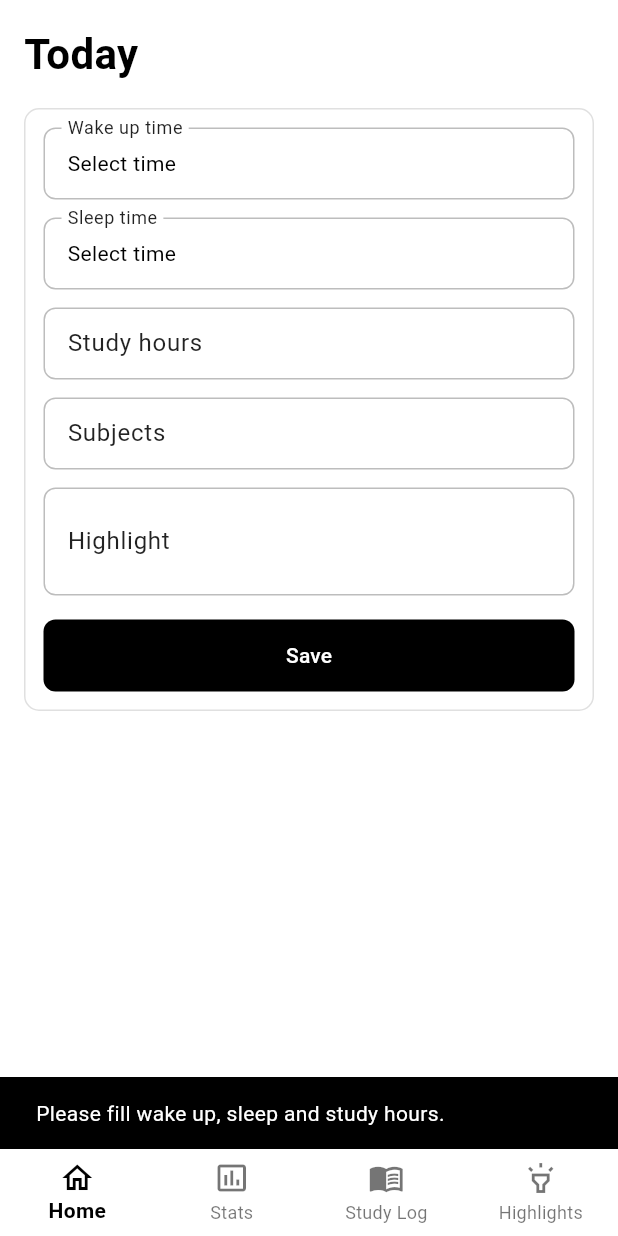
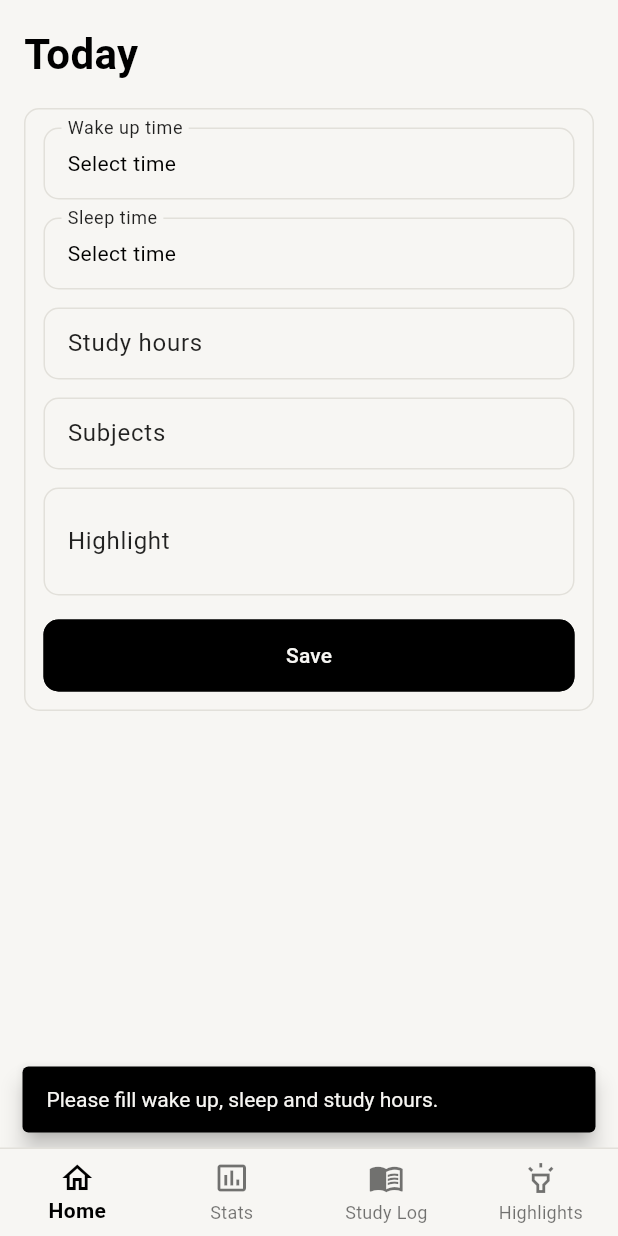
Before and after one commit to mondirdf/App, a Flutter app: the screen it shows after launch, after a tap on "Save", on a phone screen of 412 x 824 dp. Run offline on Flutter 3.47's test engine with Material 3 defaults, Android fonts, the phone set to English and light mode, and no system bars; our stand-ins replace shared_preferences.

```diff
--- a/lib/main.dart
+++ b/lib/main.dart
@@ -7,6 +7,7 @@ import 'screens/stats_screen.dart';
 import 'screens/study_screen.dart';
 import 'services/stats_service.dart';
 import 'services/storage_service.dart';
+import 'theme_constants.dart';
 
 void main() {
   runApp(const DailyTrackerApp());
@@ -18,27 +19,38 @@ class DailyTrackerApp extends StatelessWidget {
   @override
   Widget build(BuildContext context) {
     return MaterialApp(
-      title: 'Daily Tracker',
+      title: 'fday',
       debugShowCheckedModeBanner: false,
       theme: ThemeData(
-        scaffoldBackgroundColor: Colors.white,
+        scaffoldBackgroundColor: kBackgroundColor,
         colorScheme: const ColorScheme.light(
-          primary: Colors.black,
-          onPrimary: Colors.white,
-          surface: Colors.white,
-          onSurface: Colors.black,
+          primary: kPrimaryColor,
+          onPrimary: kBackgroundColor,
+          surface: kBackgroundColor,
+          onSurface: kPrimaryColor,
+          outline: kBorderColor,
         ),
         appBarTheme: const AppBarTheme(
           elevation: 0,
-          backgroundColor: Colors.white,
-          foregroundColor: Colors.black,
+          backgroundColor: kBackgroundColor,
+          foregroundColor: kPrimaryColor,
         ),
+        cardColor: kBackgroundColor,
+        dividerColor: kBorderColor,
+        splashFactory: NoSplash.splashFactory,
+        highlightColor: Colors.transparent,
         bottomNavigationBarTheme: const BottomNavigationBarThemeData(
-          backgroundColor: Colors.white,
-          selectedItemColor: Colors.black,
+          elevation: 0,
+          backgroundColor: kBackgroundColor,
+          selectedItemColor: kPrimaryColor,
           unselectedItemColor: Colors.black54,
           selectedLabelStyle: TextStyle(fontWeight: FontWeight.w600),
           type: BottomNavigationBarType.fixed,
+        ),
+        snackBarTheme: const SnackBarThemeData(
+          backgroundColor: kPrimaryColor,
+          contentTextStyle: TextStyle(color: kBackgroundColor),
+          behavior: SnackBarBehavior.floating,
         ),
         useMaterial3: true,
       ),
@@ -88,7 +100,11 @@ class _RootScreenState extends State<RootScreen> {
 
     return Scaffold(
       body: tabs[_currentTabIndex],
-      bottomNavigationBar: BottomNavigationBar(
+      bottomNavigationBar: Container(
+        decoration: const BoxDecoration(
+          border: Border(top: BorderSide(color: kBorderColor)),
+        ),
+        child: BottomNavigationBar(
           currentIndex: _currentTabIndex,
           onTap: (int index) {
             setState(() {
@@ -102,6 +118,7 @@ class _RootScreenState extends State<RootScreen> {
             BottomNavigationBarItem(icon: Icon(Icons.highlight_outlined), label: 'Highlights'),
           ],
         ),
+      ),
     );
   }
 }
--- a/lib/screens/home_screen.dart
+++ b/lib/screens/home_screen.dart
@@ -2,6 +2,7 @@ import 'package:flutter/material.dart';
 
 import '../models/day_entry.dart';
 import '../services/storage_service.dart';
+import '../theme_constants.dart';
 import '../widgets/simple_card.dart';
 
 class HomeScreen extends StatefulWidget {
@@ -37,7 +38,7 @@ class _HomeScreenState extends State<HomeScreen> {
   @override
   Widget build(BuildContext context) {
     return Scaffold(
-      backgroundColor: Colors.white,
+      backgroundColor: kBackgroundColor,
       body: SafeArea(
         child: Padding(
           padding: const EdgeInsets.all(16),
@@ -48,7 +49,7 @@ class _HomeScreenState extends State<HomeScreen> {
                 style: TextStyle(
                   fontSize: 28,
                   fontWeight: FontWeight.w600,
-                  color: Colors.black,
+                  color: kPrimaryColor,
                 ),
               ),
               const SizedBox(height: 16),
@@ -90,11 +91,13 @@ class _HomeScreenState extends State<HomeScreen> {
                       child: ElevatedButton(
                         style: ElevatedButton.styleFrom(
                           elevation: 0,
-                          backgroundColor: Colors.black,
-                          foregroundColor: Colors.white,
+                          shadowColor: Colors.transparent,
+                          backgroundColor: kPrimaryColor,
+                          foregroundColor: kBackgroundColor,
                           padding: const EdgeInsets.symmetric(vertical: 14),
                           shape: RoundedRectangleBorder(
-                            borderRadius: BorderRadius.circular(8),
+                            side: const BorderSide(color: kPrimaryColor),
+                            borderRadius: BorderRadius.circular(kCornerRadius),
                           ),
                         ),
                         onPressed: _saveEntry,
@@ -117,12 +120,13 @@ class _HomeScreenState extends State<HomeScreen> {
     required VoidCallback onTap,
   }) {
     return InkWell(
+      borderRadius: BorderRadius.circular(kCornerRadius),
       onTap: onTap,
       child: InputDecorator(
         decoration: _inputDecoration(label),
         child: Text(
           selected == null ? 'Select time' : selected.format(context),
-          style: const TextStyle(color: Colors.black),
+          style: const TextStyle(color: kPrimaryColor),
         ),
       ),
     );
@@ -132,13 +136,15 @@ class _HomeScreenState extends State<HomeScreen> {
     return InputDecoration(
       labelText: label,
       labelStyle: const TextStyle(color: Colors.black87),
+      filled: true,
+      fillColor: kBackgroundColor,
       enabledBorder: OutlineInputBorder(
-        borderSide: const BorderSide(color: Colors.black26),
-        borderRadius: BorderRadius.circular(8),
+        borderSide: const BorderSide(color: kBorderColor),
+        borderRadius: BorderRadius.circular(kCornerRadius),
       ),
       focusedBorder: OutlineInputBorder(
-        borderSide: const BorderSide(color: Colors.black),
-        borderRadius: BorderRadius.circular(8),
+        borderSide: const BorderSide(color: kPrimaryColor),
+        borderRadius: BorderRadius.circular(kCornerRadius),
       ),
       contentPadding: const EdgeInsets.symmetric(horizontal: 12, vertical: 12),
     );
@@ -156,10 +162,10 @@ class _HomeScreenState extends State<HomeScreen> {
         return Theme(
           data: Theme.of(context).copyWith(
             colorScheme: const ColorScheme.light(
-              primary: Colors.black,
-              onPrimary: Colors.white,
-              onSurface: Colors.black,
-              surface: Colors.white,
+              primary: kPrimaryColor,
+              onPrimary: kBackgroundColor,
+              onSurface: kPrimaryColor,
+              surface: kBackgroundColor,
             ),
           ),
           child: child!,
--- /dev/null
+++ b/lib/theme_constants.dart
@@ -0,0 +1,6 @@
+import 'package:flutter/material.dart';
+
+const Color kBackgroundColor = Color(0xFFF7F6F3);
+const Color kPrimaryColor = Color(0xFF000000);
+const Color kBorderColor = Color(0xFFE2E0DA);
+const double kCornerRadius = 10;
--- a/lib/widgets/simple_card.dart
+++ b/lib/widgets/simple_card.dart
@@ -1,4 +1,6 @@
 import 'package:flutter/material.dart';
+
+import '../theme_constants.dart';
 
 class SimpleCard extends StatelessWidget {
   const SimpleCard({
@@ -16,9 +18,9 @@ class SimpleCard extends StatelessWidget {
       width: double.infinity,
       padding: padding,
       decoration: BoxDecoration(
-        color: Colors.white,
-        border: Border.all(color: Colors.black12),
-        borderRadius: BorderRadius.circular(10),
+        color: kBackgroundColor,
+        border: Border.all(color: kBorderColor),
+        borderRadius: BorderRadius.circular(kCornerRadius),
       ),
       child: child,
     );
```
Also changed, not shown: lib/screens/highlights_screen.dart (+4 -3 lines), lib/screens/stats_screen.dart (+5 -4 lines), lib/screens/study_screen.dart (+4 -3 lines), pubspec.yaml (+12 -0 lines), 5 other files. Lines whose indentation alone changed are shown as unchanged.
